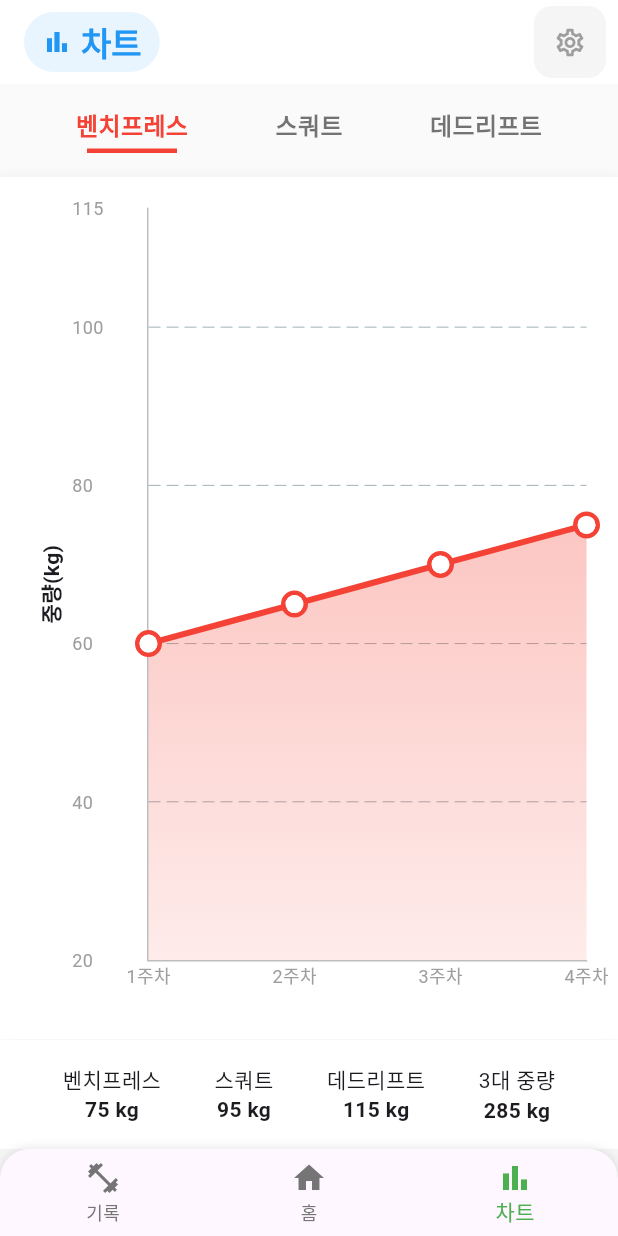
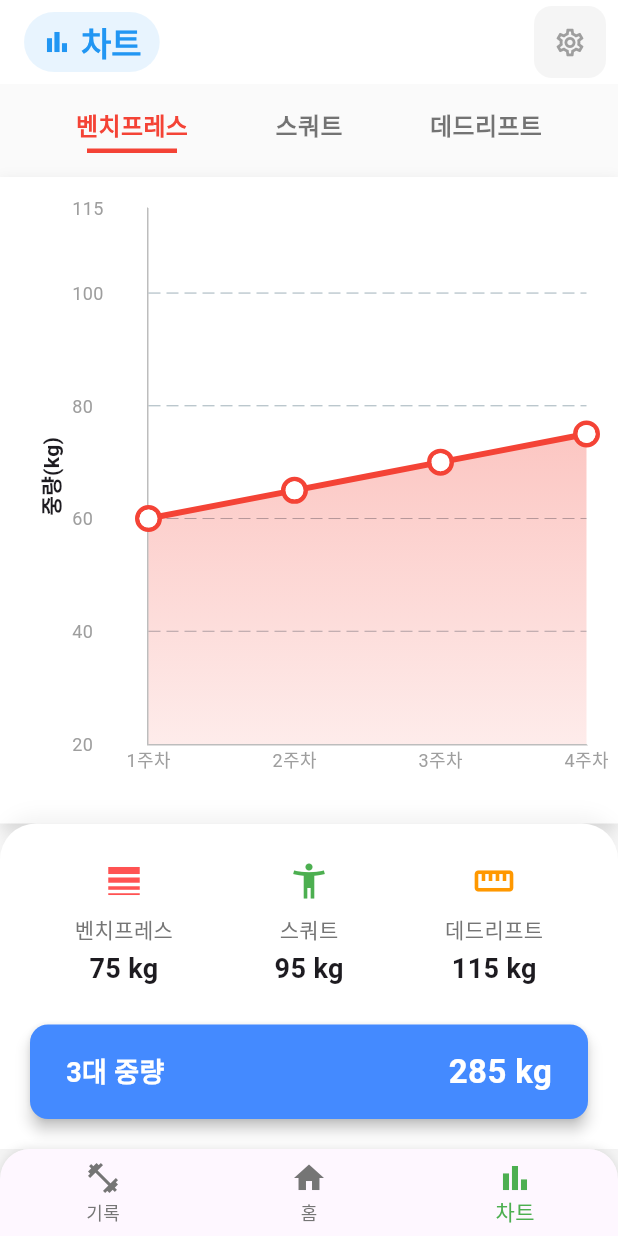
Before and after one commit to Hgwang12/front_health_routine, a Flutter app: the screen it shows after launch, item 3 of the bottom bar chosen, on a phone screen of 412 x 824 dp. Run offline on Flutter 3.47's test engine with Material 3 defaults, Android fonts, the phone set to English and light mode, and no system bars; drawn by our look-alikes of fl_chart; our stand-ins replace table_calendar.

Commit message:
ref: 차트 및 3대 중량 ui 개선

```diff
--- a/lib/screens/profile.dart
+++ b/lib/screens/profile.dart
@@ -124,35 +124,33 @@ class _ProfileState extends State<Profile> {
           ),
           // 하단 최고기록 고정
           Container(
-            color: Colors.white,
-            padding: const EdgeInsets.symmetric(vertical: 16, horizontal: 24),
-            child: Row(
-              mainAxisAlignment: MainAxisAlignment.spaceAround,
+            padding: const EdgeInsets.fromLTRB(16, 24, 16, 16),
+            decoration: BoxDecoration(
+              color: Colors.white,
+              borderRadius: const BorderRadius.only(
+                topLeft: Radius.circular(24),
+                topRight: Radius.circular(24),
+              ),
+              boxShadow: [
+                BoxShadow(
+                  color: Colors.black.withOpacity(0.05),
+                  blurRadius: 10,
+                  offset: const Offset(0, -5),
+                ),
+              ],
+            ),
+            child: Column(
               children: [
-                Column(
+                Row(
+                  mainAxisAlignment: MainAxisAlignment.spaceAround,
                   children: [
-                    const Text('벤치프레스'),
-                    Text('$_maxBench kg', style: const TextStyle(fontWeight: FontWeight.bold)),
+                    _buildStatItem('벤치프레스', '$_maxBench kg', Icons.line_weight, Colors.redAccent),
+                    _buildStatItem('스쿼트', '$_maxSquat kg', Icons.accessibility_new, Colors.green),
+                    _buildStatItem('데드리프트', '$_maxDeadlift kg', Icons.straighten, Colors.orange),
                   ],
                 ),
-                Column(
-                  children: [
-                    const Text('스쿼트'),
-                    Text('$_maxSquat kg', style: const TextStyle(fontWeight: FontWeight.bold)),
-                  ],
-                ),
-                Column(
-                  children: [
-                    const Text('데드리프트'),
-                    Text('$_maxDeadlift kg', style: const TextStyle(fontWeight: FontWeight.bold)),
-                  ],
-                ),
-                Column(
-                  children: [
-                    const Text('3대 중량'),
-                    Text('$_total kg', style: const TextStyle(fontWeight: FontWeight.bold)),
-                  ],
-                ),
+                const SizedBox(height: 20),
+                _buildTotalStatCard('3대 중량', '$_total kg'),
               ],
             ),
           ),
@@ -160,4 +158,34 @@ class _ProfileState extends State<Profile> {
       ),
     );
   }
+
+  Widget _buildStatItem(String label, String value, IconData icon, Color color) {
+    return Column(
+      children: [
+        Icon(icon, color: color, size: 28),
+        const SizedBox(height: 8),
+        Text(label, style: TextStyle(color: Colors.grey[600], fontSize: 14)),
+        const SizedBox(height: 4),
+        Text(value, style: const TextStyle(fontSize: 18, fontWeight: FontWeight.bold)),
+      ],
+    );
+  }
+
+  Widget _buildTotalStatCard(String label, String value) {
+    return Card(
+      elevation: 4,
+      color: Colors.blueAccent,
+      shape: RoundedRectangleBorder(borderRadius: BorderRadius.circular(12)),
+      child: Padding(
+        padding: const EdgeInsets.symmetric(vertical: 16, horizontal: 24),
+        child: Row(
+          mainAxisAlignment: MainAxisAlignment.spaceBetween,
+          children: [
+            Text(label, style: const TextStyle(fontSize: 18, fontWeight: FontWeight.bold, color: Colors.white)),
+            Text(value, style: const TextStyle(fontSize: 22, fontWeight: FontWeight.bold, color: Colors.white)),
+          ],
+        ),
+      ),
+    );
+  }
 }
```
